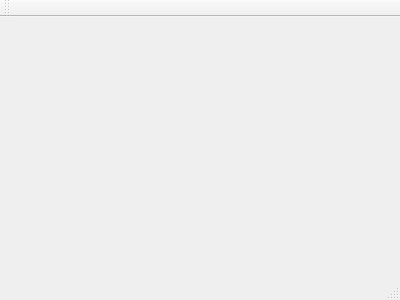
This is mainwindow.ui in kitech/nullimp as Qt 5 draws it before an edit. The edited form follows.
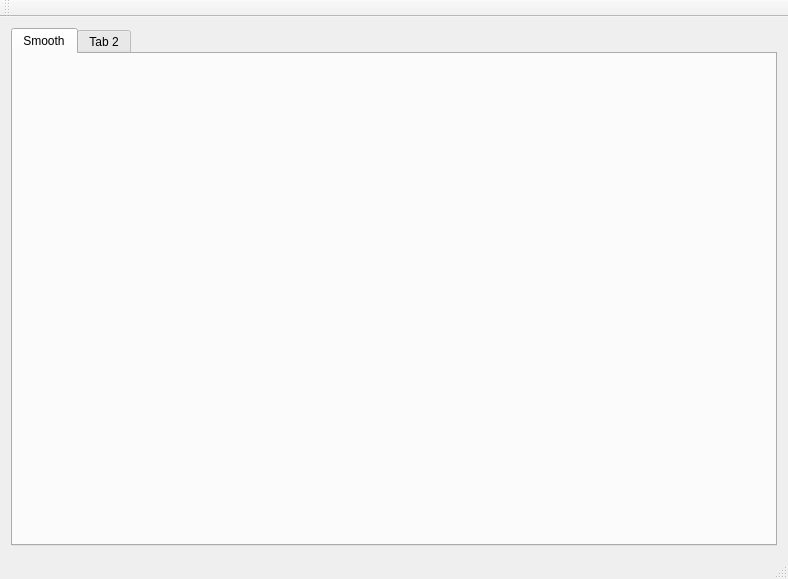
This is the edited form.

The edit to the form file:
```diff
--- a/mainwindow.ui
+++ b/mainwindow.ui
@@ -1,24 +1,62 @@
 <ui version="4.0">
  <class>MainWindow</class>
- <widget class="QMainWindow" name="MainWindow" >
-  <property name="geometry" >
+ <widget class="QMainWindow" name="MainWindow">
+  <property name="geometry">
    <rect>
     <x>0</x>
     <y>0</y>
-    <width>400</width>
-    <height>300</height>
+    <width>788</width>
+    <height>579</height>
    </rect>
   </property>
   <property name="windowTitle" >
    <string>MainWindow</string>
   </property>
-  <widget class="QMenuBar" name="menuBar" />
-  <widget class="QToolBar" name="mainToolBar" />
-  <widget class="QWidget" name="centralWidget" />
-  <widget class="QStatusBar" name="statusBar" />
+  <widget class="QWidget" name="centralWidget">
+   <layout class="QHBoxLayout" name="horizontalLayout">
+    <item>
+     <widget class="QTabWidget" name="tabWidget">
+      <property name="tabPosition">
+       <enum>QTabWidget::North</enum>
+      </property>
+      <property name="currentIndex">
+       <number>0</number>
+      </property>
+      <widget class="QWidget" name="tab">
+       <attribute name="title">
+        <string>Smooth</string>
+       </attribute>
+      </widget>
+      <widget class="QWidget" name="tab_2">
+       <attribute name="title">
+        <string>Tab 2</string>
+       </attribute>
+      </widget>
+     </widget>
+    </item>
+   </layout>
+  </widget>
+  <widget class="QMenuBar" name="menuBar">
+   <property name="geometry">
+    <rect>
+     <x>0</x>
+     <y>0</y>
+     <width>788</width>
+     <height>23</height>
+    </rect>
+   </property>
+  </widget>
+  <widget class="QToolBar" name="mainToolBar">
+   <attribute name="toolBarArea">
+    <enum>TopToolBarArea</enum>
+   </attribute>
+   <attribute name="toolBarBreak">
+    <bool>false</bool>
+   </attribute>
+  </widget>
+  <widget class="QStatusBar" name="statusBar"/>
  </widget>
- <layoutDefault spacing="6" margin="11" />
- <pixmapfunction></pixmapfunction>
+ <layoutdefault spacing="6" margin="11"/>
  <resources/>
  <connections/>
 </ui>
```
Left out of the diff: 3 changed lines with no effect on the pictures.
